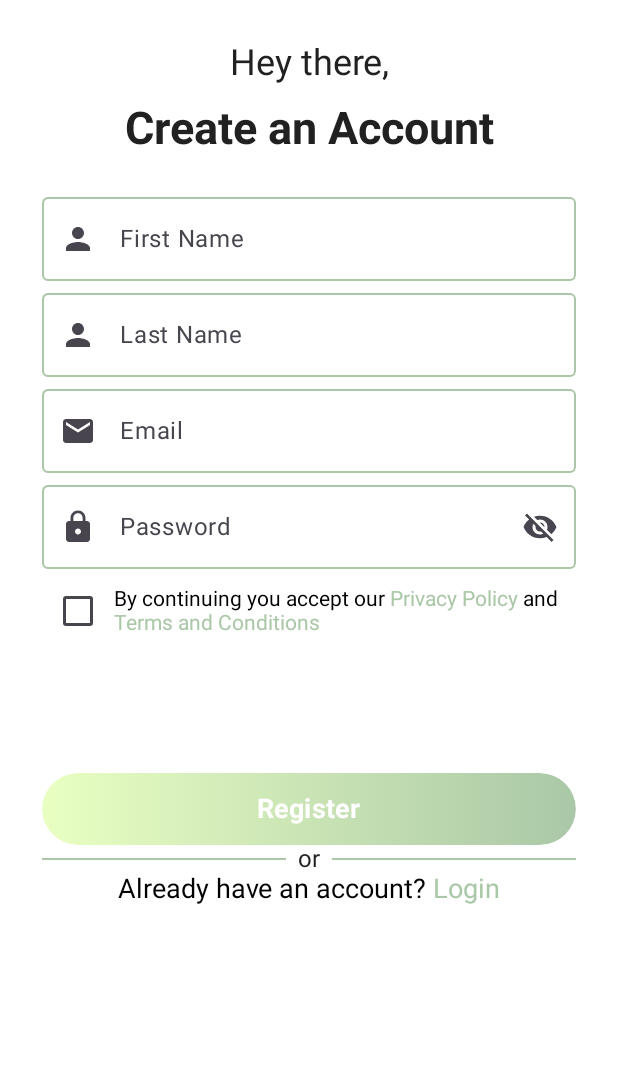
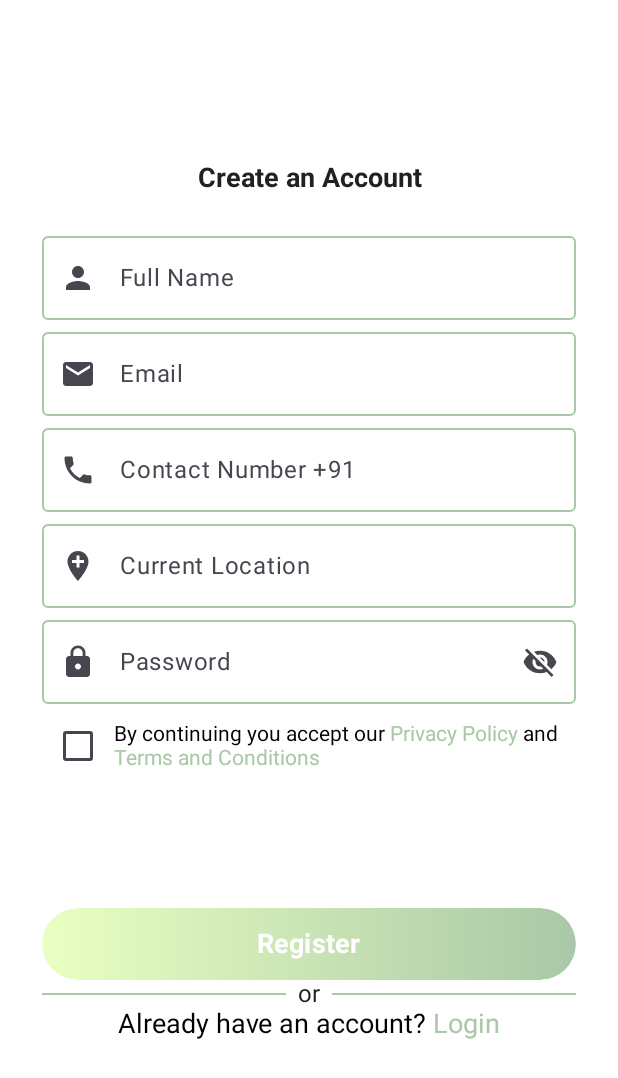
Before and after one commit to Peachy72/EcoEarn, an Android app built with Jetpack Compose: the screen it shows after launch (MainActivity), on a phone screen of 412 x 824 dp. Shown: the top 1078 px of the screen. Run offline under Robolectric (Android 15) with nearby library versions, the phone set to English and light mode, and no system bars.

Commit message:
style(AppComponent, LoginScreen, SignUpScreen, WelcomeScreen): build UI based on figma design

```diff
--- a/app/src/main/java/com/example/ecoearn/app/EcoEarnApp.kt
+++ b/app/src/main/java/com/example/ecoearn/app/EcoEarnApp.kt
@@ -8,6 +8,7 @@ import androidx.compose.ui.Modifier
 import androidx.compose.ui.graphics.Color
 import com.example.ecoearn.navigation.EcoEarnAppRouter
 import com.example.ecoearn.navigation.Screen
+import com.example.ecoearn.screens.WelcomeScreen
 import com.example.ecoearn.screens.SignUpScreen
 import com.example.ecoearn.screens.LoginScreen
 import com.example.ecoearn.screens.TermsAndConditionsScreen
@@ -20,6 +21,7 @@ fun EcoEarnApp() {
     ) {
         Crossfade(targetState = EcoEarnAppRouter.currentScreen, label = "") { currentState ->
             when (currentState.value) {
+                is Screen.WelcomeScreen -> WelcomeScreen()
                 is Screen.SignUpScreen -> SignUpScreen()
                 is Screen.LoginScreen -> LoginScreen()
                 is Screen.TermsAndConditionsScreen -> TermsAndConditionsScreen()
--- a/app/src/main/java/com/example/ecoearn/components/AppComponents.kt
+++ b/app/src/main/java/com/example/ecoearn/components/AppComponents.kt
@@ -52,6 +52,22 @@ import com.example.ecoearn.ui.theme.Primary
 import com.example.ecoearn.ui.theme.Secondary
 import com.example.ecoearn.ui.theme.TextColor
 
+@Composable
+fun GreetingTextComponent(value: String) {
+    Text(
+        text = value,
+        modifier = Modifier
+            .fillMaxWidth()
+            .heightIn(),
+        style = TextStyle(
+            fontSize = 16.sp,
+            fontWeight = FontWeight.Normal,
+            fontStyle = FontStyle.Normal
+        ),
+        color = TextColor,
+        textAlign = TextAlign.Center
+    )
+}
 
 @Composable
 fun NormalTextComponent(value: String) {
@@ -78,7 +94,7 @@ fun HeadingTextComponent(value: String) {
             .fillMaxWidth()
             .heightIn(),
         style = TextStyle(
-            fontSize = 30.sp,
+            fontSize = 18.sp,
             fontWeight = FontWeight.Bold,
             fontStyle = FontStyle.Normal
         ),
@@ -249,14 +265,15 @@ fun ClickableTextComponent(value: String, onTextSelected: (String) -> Unit) {
 }
 
 @Composable
-fun ButtonComponent(value: String) {
+fun ButtonComponent(value: String, onButtonClicked: () -> Unit, isEnabled: Boolean = false) {
     Button(
-        onClick = { /*TODO*/ },
+        onClick = onButtonClicked,
         modifier = Modifier
             .fillMaxWidth()
             .heightIn(48.dp),
         contentPadding = PaddingValues(),
         colors = ButtonDefaults.buttonColors(Color.Transparent),
+        enabled = isEnabled
     ) {
         Box(
             modifier = Modifier
--- /dev/null
+++ b/app/src/main/java/com/example/ecoearn/data/LoginViewModel.kt
@@ -0,0 +1 @@
+package com.example.ecoearn.data
--- /dev/null
+++ b/app/src/main/java/com/example/ecoearn/data/RegistrationUIState.kt
@@ -0,0 +1 @@
+package com.example.ecoearn.data
--- /dev/null
+++ b/app/src/main/java/com/example/ecoearn/data/UIEvent.kt
@@ -0,0 +1 @@
+package com.example.ecoearn.data
--- a/app/src/main/java/com/example/ecoearn/navigation/EcoEarnAppRouter.kt
+++ b/app/src/main/java/com/example/ecoearn/navigation/EcoEarnAppRouter.kt
@@ -4,6 +4,7 @@ import androidx.compose.runtime.MutableState
 import androidx.compose.runtime.mutableStateOf
 
 sealed class Screen() {
+    object WelcomeScreen : Screen()
     object SignUpScreen : Screen()
     object LoginScreen : Screen()
     object TermsAndConditionsScreen : Screen()
--- a/app/src/main/java/com/example/ecoearn/screens/SignUpScreen.kt
+++ b/app/src/main/java/com/example/ecoearn/screens/SignUpScreen.kt
@@ -8,9 +8,11 @@ import androidx.compose.foundation.layout.height
 import androidx.compose.foundation.layout.heightIn
 import androidx.compose.foundation.layout.padding
 import androidx.compose.material.icons.Icons
+import androidx.compose.material.icons.filled.AddLocation
 import androidx.compose.material.icons.filled.Email
 import androidx.compose.material.icons.filled.Lock
 import androidx.compose.material.icons.filled.Person
+import androidx.compose.material.icons.filled.Phone
 import androidx.compose.material.icons.filled.Visibility
 import androidx.compose.material3.Surface
 import androidx.compose.runtime.Composable
@@ -31,6 +33,7 @@ import com.example.ecoearn.components.NormalTextComponent
 import com.example.ecoearn.components.PasswordTextFieldComponent
 import com.example.ecoearn.navigation.EcoEarnAppRouter
 import com.example.ecoearn.navigation.Screen
+import com.example.ecoearn.ui.theme.Secondary
 
 
 @Composable
@@ -41,25 +44,30 @@ fun SignUpScreen() {
         modifier = Modifier
             .fillMaxSize()
             .padding(28.dp)
-            .background(Color.White)
+            .background(Secondary)
     ) {
         Column(
-            modifier = Modifier.fillMaxSize()
+            modifier = Modifier
+                .fillMaxSize()
         ) {
-            NormalTextComponent(value = stringResource(id = R.string.hello))
+            Spacer(modifier = Modifier.height(80.dp))
             HeadingTextComponent(value = stringResource(id = R.string.create_account))
             Spacer(modifier = Modifier.height(20.dp))
             MyTextFieldComponent(
-                labelValue = stringResource(id = R.string.first_name),
-                imageVector = Icons.Filled.Person,
-            )
-            MyTextFieldComponent(
-                labelValue = stringResource(id = R.string.last_name),
+                labelValue = stringResource(id = R.string.full_name),
                 imageVector = Icons.Filled.Person,
             )
             MyTextFieldComponent(
                 labelValue = stringResource(id = R.string.email),
                 imageVector = Icons.Filled.Email,
+            )
+            MyTextFieldComponent(
+                labelValue = stringResource(id = R.string.phone_number),
+                imageVector = Icons.Filled.Phone,
+            )
+            MyTextFieldComponent(
+                labelValue = stringResource(id = R.string.current_location),
+                imageVector = Icons.Filled.AddLocation,
             )
             PasswordTextFieldComponent(
                 labelValue = stringResource(id = R.string.password),
@@ -72,7 +80,13 @@ fun SignUpScreen() {
                 }
             )
             Spacer(modifier = Modifier.height(80.dp))
-            ButtonComponent(value = stringResource(id = R.string.register))
+            ButtonComponent(
+                value = stringResource(id = R.string.register),
+                onButtonClicked = {
+//                    { TODO: Do sth }
+                },
+                isEnabled = true,
+            )
             DividerTextComponent()
             ClickableLoginTextComponent(
                 onTextSelected = {
--- a/app/src/main/res/values/strings.xml
+++ b/app/src/main/res/values/strings.xml
@@ -3,8 +3,7 @@
     <string name="hello">Hey there,</string>
     <string name="create_account">Create an Account</string>
     <string name="welcome">Welcome Back</string>
-    <string name="first_name">First Name</string>
-    <string name="last_name">Last Name</string>
+    <string name="full_name">Full Name</string>
     <string name="email">Email</string>
     <string name="password">Password</string>
     <string name="hide_password">Hide password</string>
@@ -15,4 +14,7 @@
     <string name="register">Register</string>
     <string name="or">or</string>
     <string name="forgot_password">Forgot Password?</string>
+    <string name="get_started">Get Started</string>
+    <string name="phone_number">Contact Number +91</string>
+    <string name="current_location">Current Location</string>
 </resources>
```
Also changed, not shown: app/src/main/java/com/example/ecoearn/screens/LoginScreen.kt (+11 -4 lines), app/src/main/java/com/example/ecoearn/screens/WelcomeScreen.kt (added, +78 -0 lines), app/src/main/java/com/example/ecoearn/visualization/img.png (added), app/src/main/java/com/example/ecoearn/visualization/img_1.png (added), app/src/main/java/com/example/ecoearn/visualization/img_2.png (added).
